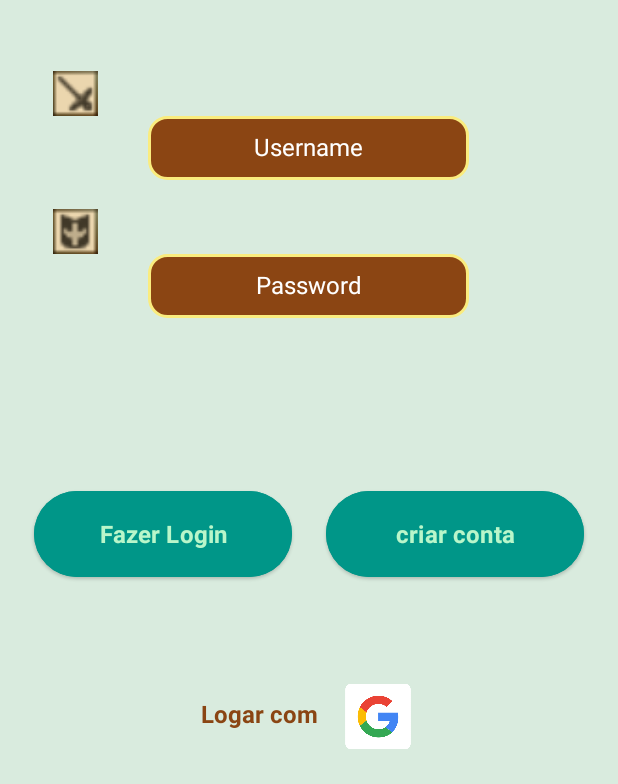
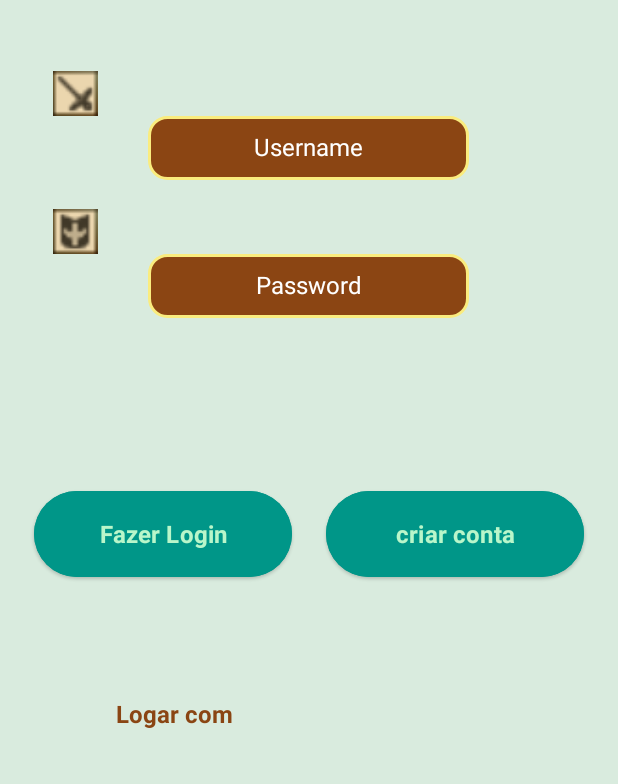
Before and after one commit to amazolin/Mais-Saude, an Android app: the screen it shows after launch (Login), on a phone screen of 412 x 824 dp, the part 452-1236 px from its top. Run offline under Robolectric (Android 15) with nearby library versions, the phone set to English and light mode, and no system bars; our stand-ins replace Firebase (no records; nobody signed in at launch, a user with empty details on screens opened directly); Roboto replaces fonts that are not available here; 1 statement that could not run was skipped.

Commit message:
IMC atualizado + exclusão botão do google

```diff
--- a/app/src/main/res/layout/activity_login.xml
+++ b/app/src/main/res/layout/activity_login.xml
@@ -139,36 +139,17 @@
           app:layout_constraintStart_toEndOf="@+id/btnLogin"
           app:layout_constraintTop_toTopOf="parent" />
 
-      <ImageButton
-          android:id="@+id/btnGoogleSignIn"
-          android:layout_width="69dp"
-          android:layout_height="66dp"
-          android:layout_marginStart="5dp"
-          android:layout_marginTop="56dp"
-          android:layout_marginEnd="40dp"
-          android:backgroundTint="#00FFFFFF"
-          android:scaleType="fitCenter"
-          android:textAlignment="viewStart"
-          app:layout_constraintEnd_toEndOf="parent"
-          app:layout_constraintHorizontal_bias="0.713"
-          app:layout_constraintStart_toStartOf="parent"
-          app:layout_constraintTop_toBottomOf="@+id/btnCadastrar"
-          app:srcCompat="@drawable/google" />
-
       <TextView
           android:id="@+id/textView5"
           android:layout_width="115dp"
           android:layout_height="32dp"
           android:layout_marginStart="40dp"
           android:layout_marginTop="76dp"
-          android:layout_marginEnd="5dp"
           android:text="Logar com"
           android:textAlignment="viewEnd"
           android:textColor="#8A4513"
           android:textSize="16sp"
           android:textStyle="bold"
-          app:layout_constraintEnd_toStartOf="@+id/btnGoogleSignIn"
-          app:layout_constraintHorizontal_bias="1.0"
           app:layout_constraintStart_toStartOf="parent"
           app:layout_constraintTop_toBottomOf="@+id/btnLogin" />
 
```
Also changed, not shown: app/src/main/java/com/example/maissade/TelaUsuario.java (+13 -4 lines).
